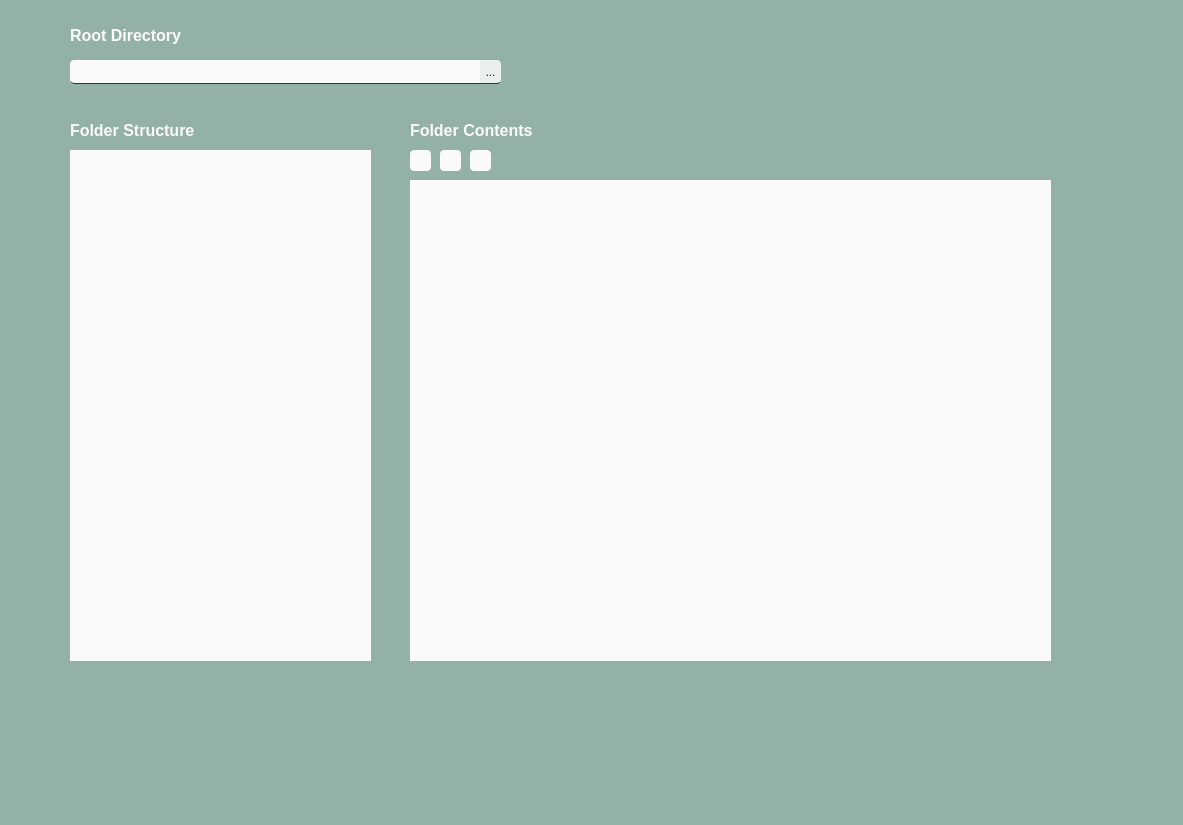
First picture: the form in ui/main.ui, repository cheukman196/FileManager, before the edit.
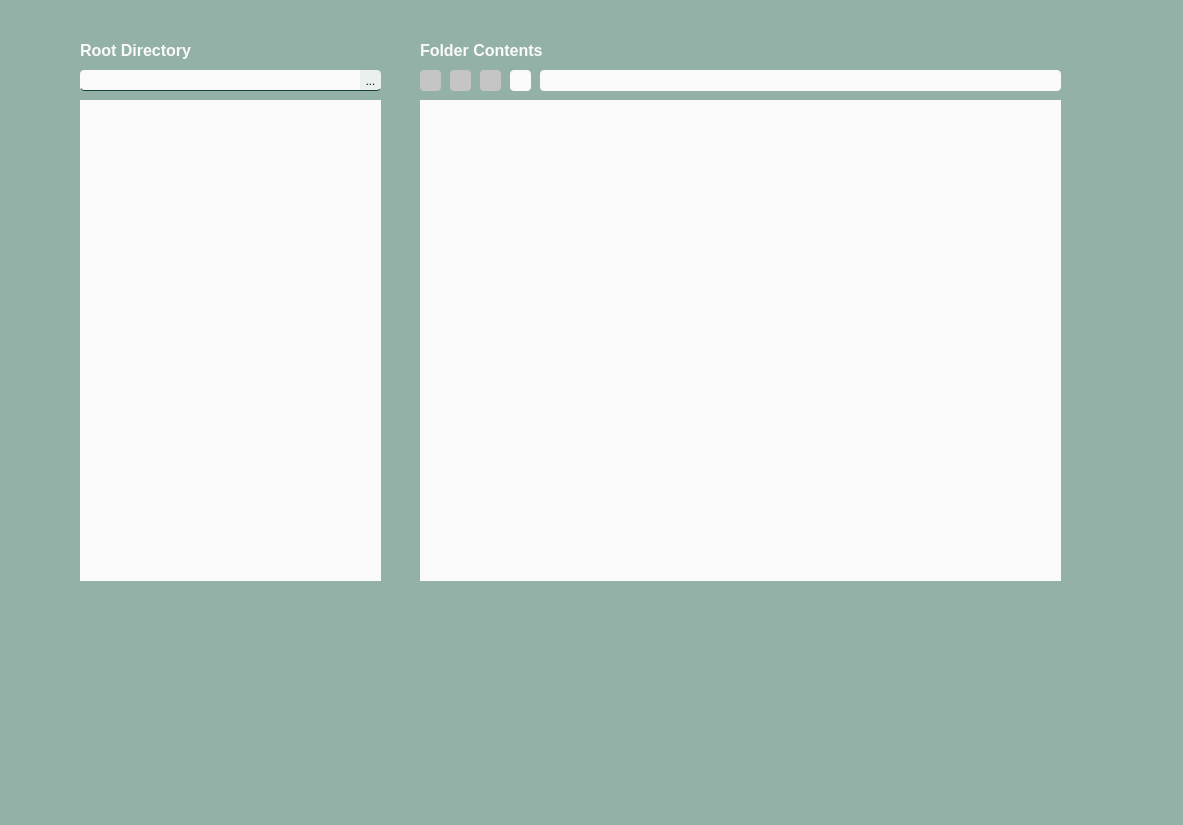
Second picture: the form after the edit.

Commit message: 300324 all navigation and refresh functionality

The edit to the form file:
```diff
--- a/ui/main.ui
+++ b/ui/main.ui
@@ -2,6 +2,9 @@
 <ui version="4.0">
  <class>search_window</class>
  <widget class="QMainWindow" name="search_window">
+  <property name="enabled">
+   <bool>true</bool>
+  </property>
   <property name="geometry">
    <rect>
     <x>0</x>
@@ -25,9 +28,9 @@
      <colorrole role="Button">
       <brush brushstyle="SolidPattern">
        <color alpha="255">
-        <red>147</red>
-        <green>177</green>
-        <blue>166</blue>
+        <red>250</red>
+        <green>250</green>
+        <blue>250</blue>
        </color>
       </brush>
      </colorrole>
@@ -52,18 +55,18 @@
      <colorrole role="Base">
       <brush brushstyle="SolidPattern">
        <color alpha="255">
-        <red>147</red>
-        <green>177</green>
-        <blue>166</blue>
+        <red>250</red>
+        <green>250</green>
+        <blue>250</blue>
        </color>
       </brush>
      </colorrole>
      <colorrole role="Window">
       <brush brushstyle="SolidPattern">
        <color alpha="255">
-        <red>147</red>
-        <green>177</green>
-        <blue>166</blue>
+        <red>250</red>
+        <green>250</green>
+        <blue>250</blue>
        </color>
       </brush>
      </colorrole>
@@ -81,9 +84,9 @@
      <colorrole role="Button">
       <brush brushstyle="SolidPattern">
        <color alpha="255">
-        <red>147</red>
-        <green>177</green>
-        <blue>166</blue>
+        <red>250</red>
+        <green>250</green>
+        <blue>250</blue>
        </color>
       </brush>
      </colorrole>
@@ -108,18 +111,18 @@
      <colorrole role="Base">
       <brush brushstyle="SolidPattern">
        <color alpha="255">
-        <red>147</red>
-        <green>177</green>
-        <blue>166</blue>
+        <red>250</red>
+        <green>250</green>
+        <blue>250</blue>
        </color>
       </brush>
      </colorrole>
      <colorrole role="Window">
       <brush brushstyle="SolidPattern">
        <color alpha="255">
-        <red>147</red>
-        <green>177</green>
-        <blue>166</blue>
+        <red>250</red>
+        <green>250</green>
+        <blue>250</blue>
        </color>
       </brush>
      </colorrole>
@@ -137,9 +140,9 @@
      <colorrole role="Button">
       <brush brushstyle="SolidPattern">
        <color alpha="255">
-        <red>147</red>
-        <green>177</green>
-        <blue>166</blue>
+        <red>250</red>
+        <green>250</green>
+        <blue>250</blue>
        </color>
       </brush>
      </colorrole>
@@ -164,18 +167,18 @@
      <colorrole role="Base">
       <brush brushstyle="SolidPattern">
        <color alpha="255">
-        <red>147</red>
-        <green>177</green>
-        <blue>166</blue>
+        <red>250</red>
+        <green>250</green>
+        <blue>250</blue>
        </color>
       </brush>
      </colorrole>
      <colorrole role="Window">
       <brush brushstyle="SolidPattern">
        <color alpha="255">
-        <red>147</red>
-        <green>177</green>
-        <blue>166</blue>
+        <red>250</red>
+        <green>250</green>
+        <blue>250</blue>
        </color>
       </brush>
      </colorrole>
@@ -201,8 +204,8 @@
    <widget class="QTableView" name="search_result">
     <property name="geometry">
      <rect>
-      <x>410</x>
-      <y>180</y>
+      <x>420</x>
+      <y>100</y>
       <width>641</width>
       <height>481</height>
      </rect>
@@ -415,10 +418,10 @@
    <widget class="QPushButton" name="browse_file_button">
     <property name="geometry">
      <rect>
-      <x>480</x>
-      <y>60</y>
+      <x>360</x>
+      <y>70</y>
       <width>21</width>
-      <height>24</height>
+      <height>21</height>
      </rect>
     </property>
     <property name="font">
@@ -472,10 +475,10 @@
     </property>
     <property name="geometry">
      <rect>
-      <x>70</x>
-      <y>150</y>
+      <x>80</x>
+      <y>100</y>
       <width>301</width>
-      <height>511</height>
+      <height>481</height>
      </rect>
     </property>
     <property name="sizePolicy">
@@ -567,38 +570,11 @@
      <bool>false</bool>
     </property>
    </widget>
-   <widget class="QLabel" name="label">
-    <property name="geometry">
-     <rect>
-      <x>70</x>
-      <y>120</y>
-      <width>171</width>
-      <height>21</height>
-     </rect>
-    </property>
-    <property name="font">
-     <font>
-      <pointsize>12</pointsize>
-      <weight>75</weight>
-      <bold>true</bold>
-     </font>
-    </property>
-    <property name="styleSheet">
-     <string notr="true">color: #fafafa;
-font-weight: bold;</string>
-    </property>
-    <property name="frameShape">
-     <enum>QFrame::NoFrame</enum>
-    </property>
-    <property name="text">
-     <string>Folder Structure</string>
-    </property>
-   </widget>
    <widget class="QLabel" name="label_2">
     <property name="geometry">
      <rect>
-      <x>410</x>
-      <y>120</y>
+      <x>420</x>
+      <y>40</y>
       <width>160</width>
       <height>21</height>
      </rect>
@@ -624,10 +600,10 @@
    <widget class="QLabel" name="label_3">
     <property name="geometry">
      <rect>
-      <x>70</x>
-      <y>20</y>
+      <x>80</x>
+      <y>40</y>
       <width>151</width>
-      <height>31</height>
+      <height>21</height>
      </rect>
     </property>
     <property name="font">
@@ -651,10 +627,10 @@
    <widget class="QLineEdit" name="search_box">
     <property name="geometry">
      <rect>
-      <x>70</x>
-      <y>60</y>
-      <width>411</width>
-      <height>24</height>
+      <x>80</x>
+      <y>70</y>
+      <width>281</width>
+      <height>21</height>
      </rect>
     </property>
     <property name="font">
@@ -682,25 +658,29 @@
    </widget>
    <widget class="QPushButton" name="back_button">
     <property name="enabled">
-     <bool>true</bool>
+     <bool>false</bool>
     </property>
     <property name="geometry">
      <rect>
-      <x>410</x>
-      <y>150</y>
+      <x>420</x>
+      <y>70</y>
       <width>21</width>
       <height>21</height>
      </rect>
     </property>
     <property name="styleSheet">
      <string notr="true">QPushButton{
-	background-color: rgb(250, 250, 250);
-	border-radius: 4px;
+background-color: rgb(250, 250, 250);
+border-radius: 4px;
 }
 
 QPushButton:hover{
-	background-color: rgb(173, 208, 195);
-	transition: all 1s easeout;
+background-color: rgb(205, 245, 231);
+transition: all 1s easeout;
+}
+
+QPushButton:disabled {
+background-color: rgb(197, 197, 197);
 }
 
 
@@ -711,23 +691,30 @@
     </property>
    </widget>
    <widget class="QPushButton" name="up_button">
+    <property name="enabled">
+     <bool>false</bool>
+    </property>
     <property name="geometry">
      <rect>
-      <x>440</x>
-      <y>150</y>
+      <x>450</x>
+      <y>70</y>
       <width>21</width>
       <height>21</height>
      </rect>
     </property>
     <property name="styleSheet">
      <string notr="true">QPushButton{
-	background-color: rgb(250, 250, 250);
-	border-radius: 4px;
+background-color: rgb(250, 250, 250);
+border-radius: 4px;
 }
 
 QPushButton:hover{
-	background-color: rgb(173, 208, 195);
-	transition: all 1s easeout;
+background-color: rgb(205, 245, 231);
+transition: all 1s easeout;
+}
+
+QPushButton:disabled {
+background-color: rgb(197, 197, 197);
 }
 
 
@@ -738,23 +725,97 @@
     </property>
    </widget>
    <widget class="QPushButton" name="next_button">
+    <property name="enabled">
+     <bool>false</bool>
+    </property>
     <property name="geometry">
      <rect>
-      <x>470</x>
-      <y>150</y>
+      <x>480</x>
+      <y>70</y>
       <width>21</width>
       <height>21</height>
      </rect>
     </property>
     <property name="styleSheet">
      <string notr="true">QPushButton{
-	background-color: rgb(250, 250, 250);
-	border-radius: 4px;
+background-color: rgb(250, 250, 250);
+border-radius: 4px;
 }
 
 QPushButton:hover{
-	background-color: rgb(173, 208, 195);
-	transition: all 1s easeout;
+background-color: rgb(205, 245, 231);
+transition: all 1s easeout;
+}
+
+QPushButton:disabled {
+background-color: rgb(197, 197, 197);
+}
+
+
+</string>
+    </property>
+    <property name="text">
+     <string/>
+    </property>
+   </widget>
+   <widget class="QLineEdit" name="address_bar">
+    <property name="geometry">
+     <rect>
+      <x>540</x>
+      <y>70</y>
+      <width>521</width>
+      <height>21</height>
+     </rect>
+    </property>
+    <property name="font">
+     <font>
+      <pointsize>9</pointsize>
+     </font>
+    </property>
+    <property name="layoutDirection">
+     <enum>Qt::LeftToRight</enum>
+    </property>
+    <property name="styleSheet">
+     <string notr="true">background-color: rgb(250, 250, 250);
+border-radius: 4px;
+border: 0;
+</string>
+    </property>
+    <property name="frame">
+     <bool>true</bool>
+    </property>
+    <property name="readOnly">
+     <bool>true</bool>
+    </property>
+    <property name="clearButtonEnabled">
+     <bool>false</bool>
+    </property>
+   </widget>
+   <widget class="QPushButton" name="refresh_button">
+    <property name="enabled">
+     <bool>true</bool>
+    </property>
+    <property name="geometry">
+     <rect>
+      <x>510</x>
+      <y>70</y>
+      <width>21</width>
+      <height>21</height>
+     </rect>
+    </property>
+    <property name="styleSheet">
+     <string notr="true">QPushButton{
+background-color: rgb(250, 250, 250);
+border-radius: 4px;
+}
+
+QPushButton:hover{
+background-color: rgb(205, 245, 231);
+transition: all 1s easeout;
+}
+
+QPushButton:disabled {
+background-color: rgb(197, 197, 197);
 }
 
 
```
Left out of the diff: 3 changed lines with no effect on the pictures. The commit also changes 12 other files.
